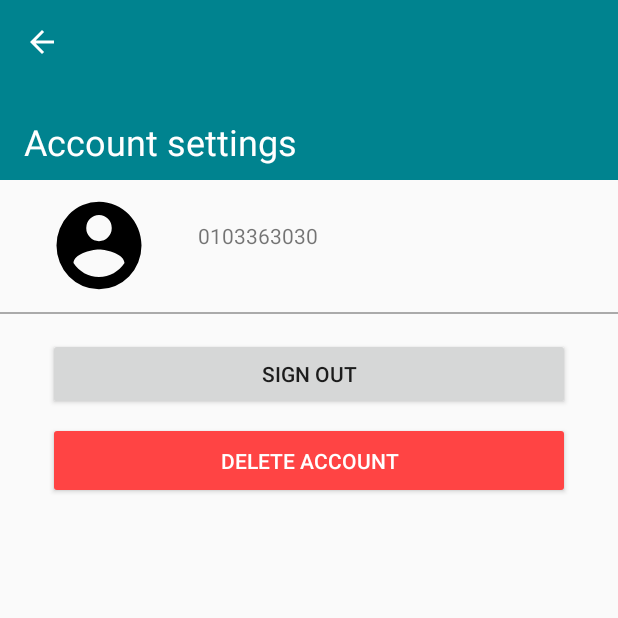
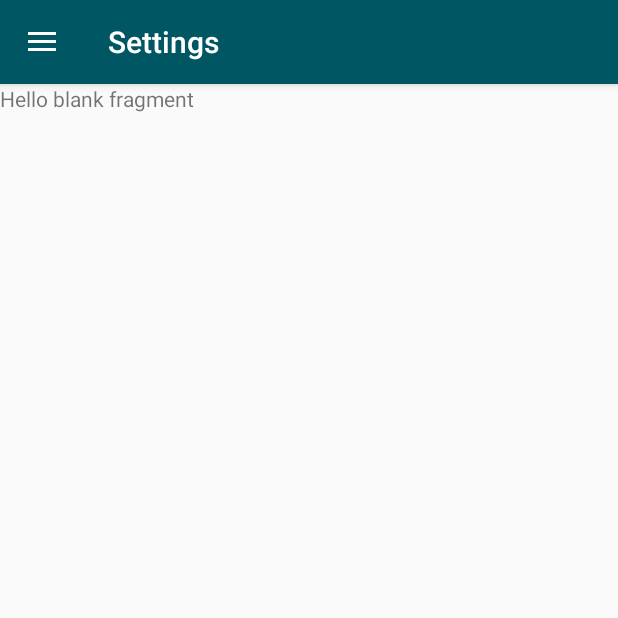
Before and after one commit to liongkj/JieWo, an Android app: the screen it shows after launch once a user with an empty profile is signed in (SettingsActivity before the commit, MainActivity after it), in the side drawer, after a tap on "Settings", on a phone screen of 412 x 824 dp, the top half of it. Run offline under Robolectric (Android 15) with nearby library versions, the phone set to English and light mode, and no system bars; our stand-ins replace Firebase (no records; nobody signed in at launch, a user with empty details on screens opened directly); libraries missing offline, so code that uses them is left out: com.firebase.ui.

Commit message:
fix navigation with activity and fragments

```diff
--- a/app/src/main/AndroidManifest.xml
+++ b/app/src/main/AndroidManifest.xml
@@ -35,11 +35,7 @@
 
         </activity>
         <activity
-            android:name=".SearchActivity"
-            android:label="@string/title_activity_search"
-            android:theme="@style/AppTheme.NoActionBar" />
-        <activity
-            android:name=".SettingsActivity"
+            android:name=".View.ui.SettingsActivity"
             android:label="@string/title_activity_settings"
             android:theme="@style/AppTheme.NoActionBar">
 
--- a/app/src/main/java/com/jiewo/kj/jiewo/Model/UserModel.java
+++ b/app/src/main/java/com/jiewo/kj/jiewo/Model/UserModel.java
@@ -26,8 +26,7 @@ public class UserModel implements Serializable{
     private String email;
     private Uri photoURI;
     private String number;
-    static FirebaseAuth auth = FirebaseAuth.getInstance();
-    static FirebaseUser firebaseUser = auth.getCurrentUser();
+    static FirebaseUser firebaseUser;
     private static UserModel User = null;
 
     private UserModel(String id, String name, String email, Uri photoURI) {
@@ -39,6 +38,8 @@ public class UserModel implements Serializable{
 
     public static UserModel getUser() {
         if (User==null) {
+            FirebaseAuth auth = FirebaseAuth.getInstance();
+            firebaseUser = auth.getCurrentUser();
             User = new UserModel(firebaseUser.getUid(), firebaseUser.getDisplayName(), firebaseUser.getEmail(), firebaseUser.getPhotoUrl());
         }
         return User;
--- /dev/null
+++ b/app/src/main/java/com/jiewo/kj/jiewo/View/ui/Fragments/ItemFragment.java
@@ -0,0 +1,22 @@
+package com.jiewo.kj.jiewo.View.ui.Fragments;
+
+import android.os.Bundle;
+import android.support.v4.app.Fragment;
+import android.view.LayoutInflater;
+import android.view.View;
+import android.view.ViewGroup;
+
+import com.jiewo.kj.jiewo.R;
+
+
+public class ItemFragment extends Fragment {
+
+
+    @Override
+    public View onCreateView(LayoutInflater inflater, ViewGroup container,
+                             Bundle savedInstanceState) {
+        // Inflate the layout for this fragment
+        return inflater.inflate(R.layout.fragment_item, container, false);
+    }
+
+}
--- /dev/null
+++ b/app/src/main/java/com/jiewo/kj/jiewo/View/ui/Fragments/MainFragment.java
@@ -0,0 +1,25 @@
+package com.jiewo.kj.jiewo.View.ui.Fragments;
+
+import android.os.Bundle;
+import android.support.v4.app.Fragment;
+import android.view.LayoutInflater;
+import android.view.View;
+import android.view.ViewGroup;
+
+import com.jiewo.kj.jiewo.R;
+
+public class MainFragment extends Fragment {
+
+
+    public MainFragment() {
+        // Required empty public constructor
+    }
+
+    @Override
+    public View onCreateView(LayoutInflater inflater, ViewGroup container,
+                             Bundle savedInstanceState) {
+        // Inflate the layout for this fragment
+        return inflater.inflate(R.layout.fragment_main, container, false);
+    }
+
+}
--- a/app/src/main/java/com/jiewo/kj/jiewo/View/ui/LoginActivity.java
+++ b/app/src/main/java/com/jiewo/kj/jiewo/View/ui/LoginActivity.java
@@ -34,6 +34,7 @@ public class LoginActivity extends AppCompatActivity {
 
         } else {
             // not signed in
+
             startActivityForResult(
                     AuthUI.getInstance()
                             .createSignInIntentBuilder()
@@ -53,6 +54,7 @@ public class LoginActivity extends AppCompatActivity {
 
             // Successfully signed in
             if (resultCode == RESULT_OK) {
+
                 startActivity(new Intent(getApplicationContext(), MainActivity.class));
                 finish();
                 return;
--- a/app/src/main/java/com/jiewo/kj/jiewo/View/ui/MainActivity.java
+++ b/app/src/main/java/com/jiewo/kj/jiewo/View/ui/MainActivity.java
@@ -1,17 +1,17 @@
 package com.jiewo.kj.jiewo.View.ui;
 
+
 import android.content.Intent;
-import android.net.Uri;
+import android.content.res.Configuration;
 import android.os.Bundle;
-import android.support.design.widget.FloatingActionButton;
 import android.support.design.widget.NavigationView;
-import android.support.design.widget.Snackbar;
+import android.support.v4.app.Fragment;
+import android.support.v4.app.FragmentManager;
 import android.support.v4.view.GravityCompat;
 import android.support.v4.widget.DrawerLayout;
 import android.support.v7.app.ActionBarDrawerToggle;
 import android.support.v7.app.AppCompatActivity;
 import android.support.v7.widget.Toolbar;
-import android.view.Menu;
 import android.view.MenuItem;
 import android.view.View;
 import android.widget.ImageView;
@@ -19,57 +19,131 @@ import android.widget.TextView;
 
 import com.jiewo.kj.jiewo.Model.UserModel;
 import com.jiewo.kj.jiewo.R;
-import com.jiewo.kj.jiewo.SettingsActivity;
+import com.jiewo.kj.jiewo.View.ui.Fragments.ItemFragment;
+import com.jiewo.kj.jiewo.View.ui.Fragments.MainFragment;
 
 
-public class MainActivity extends AppCompatActivity
-        implements NavigationView.OnNavigationItemSelectedListener {
+public class MainActivity extends AppCompatActivity {
 
-    private FloatingActionButton fab;
+
     NavigationView navigationView;
     View headerView;
     TextView txtUsername;
     TextView txtRating;
     ImageView imageView;
-    Uri uri;
-    String username;
-    Double rating;
     UserModel user = UserModel.getUser();
+    private DrawerLayout mDrawer;
+    private Toolbar toolbar;
+    private NavigationView nvDrawer;
+    private ActionBarDrawerToggle drawerToggle;
+
 
     @Override
     protected void onCreate(Bundle savedInstanceState) {
         super.onCreate(savedInstanceState);
         setContentView(R.layout.activity_main);
-        Toolbar toolbar = (Toolbar) findViewById(R.id.toolbar);
+
+        toolbar = (Toolbar) findViewById(R.id.toolbar);
         setSupportActionBar(toolbar);
-        DrawerLayout drawer = (DrawerLayout) findViewById(R.id.drawer_layout);
-        ActionBarDrawerToggle toggle = new ActionBarDrawerToggle(
-                this, drawer, toolbar, R.string.navigation_drawer_open, R.string.navigation_drawer_close);
-        drawer.addDrawerListener(toggle);
-        toggle.syncState();
 
-        NavigationView navigationView = (NavigationView) findViewById(R.id.nav_view);
-        navigationView.setNavigationItemSelectedListener(this);
+        mDrawer = (DrawerLayout) findViewById(R.id.drawer_layout);
+        drawerToggle = setupDrawerToggle();
 
-        FloatingActionButton fab = (FloatingActionButton) findViewById(R.id.fab);
-        fab.setOnClickListener(new View.OnClickListener() {
-            @Override
-            public void onClick(View view) {
-                Snackbar.make(view, "Replace with your own action", Snackbar.LENGTH_LONG)
-                        .setAction("Action", null).show();
-            }
-        });
+        // Tie DrawerLayout events to the ActionBarToggle
+        mDrawer.addDrawerListener(drawerToggle);
+
+        // Find our drawer view
+        nvDrawer = (NavigationView) findViewById(R.id.nav_view);
+        // Setup drawer view
+        setupDrawerContent(nvDrawer);
 
         navigationView = findViewById(R.id.nav_view);
         headerView = navigationView.getHeaderView(0);
 
         txtUsername = headerView.findViewById(R.id.txt_user);
-        txtRating = headerView.findViewById(R.id.txt_rating);;
-        imageView = headerView.findViewById(R.id.imageView);;
+        txtRating = headerView.findViewById(R.id.txt_rating);
+        imageView = headerView.findViewById(R.id.imageView);
 
         txtUsername.setText(user.getName());
         user.setProfilePic(imageView);
         //rating
+
+
+
+        if (findViewById(R.id.fragment_placeholder) != null) {
+
+            // However, if we're being restored from a previous state,
+            // then we don't need to do anything and should return or else
+            // we could end up with overlapping fragments.
+            if (savedInstanceState != null) {
+                return;
+            }
+
+            // Create a new Fragment to be placed in the activity layout
+            MainFragment firstFragment = new MainFragment();
+
+            // In case this activity was started with special instructions from an
+            // Intent, pass the Intent's extras to the fragment as arguments
+            firstFragment.setArguments(getIntent().getExtras());
+
+            // Add the fragment to the 'fragment_container' FrameLayout
+            getSupportFragmentManager().beginTransaction()
+                    .add(R.id.fragment_placeholder, firstFragment).commit();
+        }
+
+    }
+
+    private ActionBarDrawerToggle setupDrawerToggle() {
+        // NOTE: Make sure you pass in a valid toolbar reference.  ActionBarDrawToggle() does not require it
+        // and will not render the hamburger icon without it.
+        return new ActionBarDrawerToggle(this, mDrawer, toolbar,R.string.drawer_open,  R.string.drawer_close);
+    }
+
+    private void setupDrawerContent(NavigationView navigationView) {
+        navigationView.setNavigationItemSelectedListener(
+                new NavigationView.OnNavigationItemSelectedListener() {
+                    @Override
+                    public boolean onNavigationItemSelected(MenuItem menuItem) {
+                        selectDrawerItem(menuItem);
+                        return true;
+                    }
+                });
+    }
+
+    public void selectDrawerItem(MenuItem menuItem) {
+        // Create a new fragment and specify the fragment to show based on nav item clicked
+        Fragment fragment = null;
+        Class fragmentClass;
+        switch(menuItem.getItemId()) {
+            case R.id.nav_home:
+                fragmentClass = MainFragment.class;
+                break;
+            case R.id.nav_category:
+                fragmentClass = ItemFragment.class;
+                break;
+            case R.id.nav_state:
+                fragmentClass = MainFragment.class;
+                break;
+            default:
+                fragmentClass = ItemFragment.class;
+        }
+
+        try {
+            fragment = (Fragment) fragmentClass.newInstance();
+        } catch (Exception e) {
+            e.printStackTrace();
+        }
+
+        // Insert the fragment by replacing any existing fragment
+        FragmentManager fragmentManager = getSupportFragmentManager();
+        fragmentManager.beginTransaction().replace(R.id.fragment_placeholder, fragment).commit();
+
+        // Highlight the selected item has been done by NavigationView
+        menuItem.setChecked(true);
+        // Set action bar title
+        setTitle(menuItem.getTitle());
+        // Close the navigation drawer
+        mDrawer.closeDrawers();
     }
 
     @Override
@@ -83,54 +157,36 @@ public class MainActivity extends AppCompatActivity
     }
 
     @Override
-    public boolean onCreateOptionsMenu(Menu menu) {
-        // Inflate the menu; this adds items to the action bar if it is present.
-        getMenuInflater().inflate(R.menu.main, menu);
-        return true;
+    public boolean onOptionsItemSelected(MenuItem item) {
+        switch (item.getItemId()) {
+
+            case R.id.nav_settings:
+                Intent intent = new Intent(MainActivity.this, SettingsActivity.class);
+                intent.putExtra("frag", "fragmentB");
+                startActivity(intent);
+                return true;
+            default:
+                return super.onOptionsItemSelected(item);
+        }
+
+//        if (drawerToggle.onOptionsItemSelected(item)) {
+//            return true;
+//        }
+//        return super.onOptionsItemSelected(item);
     }
 
     @Override
-    public boolean onOptionsItemSelected(MenuItem item) {
-        // Handle action bar item clicks here. The action bar will
-        // automatically handle clicks on the Home/Up button, so long
-        // as you specify a parent activity in AndroidManifest.xml.
-        int id = item.getItemId();
-
-        //noinspection SimplifiableIfStatement
-//        if (id == R.id.action_logout) {
-//            return true;
-//        }
-
-        return super.onOptionsItemSelected(item);
+    protected void onPostCreate(Bundle savedInstanceState) {
+        super.onPostCreate(savedInstanceState);
+        // Sync the toggle state after onRestoreInstanceState has occurred.
+        drawerToggle.syncState();
     }
 
-    @SuppressWarnings("StatementWithEmptyBody")
     @Override
-    public boolean onNavigationItemSelected(MenuItem item) {
-        // Handle navigation view item clicks here.
-        int id = item.getItemId();
+    public void onConfigurationChanged(Configuration newConfig) {
+        super.onConfigurationChanged(newConfig);
+        // Pass any configuration change to the drawer toggles
+        drawerToggle.onConfigurationChanged(newConfig);
+    }
 
-        //Home:Trending search, best items
-        //Category: Search by category
-        //whats nearby; filter by state / geolocation
-        //my items: sell / buy pickup point
-
-        Intent intent = null;
-        if (id == R.id.nav_home) {
-            intent = new Intent(this,MainActivity.class);
-        }  else if (id == R.id.nav_state) {
-
-        } else if (id == R.id.nav_items) {
-
-        } else if (id == R.id.nav_category) {
-
-        } else if (id == R.id.nav_settings) {
-            intent = new Intent(this, SettingsActivity.class);
-        }
-
-        startActivity(intent);
-        DrawerLayout drawer = (DrawerLayout) findViewById(R.id.drawer_layout);
-        drawer.closeDrawer(GravityCompat.START);
-        return true;
-    }
 }
--- a/app/src/main/res/layout/activity_settings.xml
+++ b/app/src/main/res/layout/activity_settings.xml
@@ -5,7 +5,7 @@
     android:layout_width="match_parent"
     android:layout_height="match_parent"
     android:fitsSystemWindows="true"
-    tools:context="com.jiewo.kj.jiewo.SettingsActivity">
+    tools:context="com.jiewo.kj.jiewo.View.ui.SettingsActivity">
 
     <android.support.design.widget.AppBarLayout
         android:id="@+id/app_bar"
@@ -33,7 +33,7 @@
         </android.support.design.widget.CollapsingToolbarLayout>
     </android.support.design.widget.AppBarLayout>
 
-    <include layout="@layout/content_settings" />
+    <include layout="@layout/activity_settings_content" />
 
 
 </android.support.design.widget.CoordinatorLayout>
--- a/app/src/main/res/layout/content_settings.xml
+++ b/app/src/main/res/layout/activity_settings_content.xml
@@ -8,15 +8,13 @@
     android:layout_width="match_parent"
     android:layout_height="match_parent"
     app:layout_behavior="@string/appbar_scrolling_view_behavior"
-    tools:context="com.jiewo.kj.jiewo.SettingsActivity"
+    tools:context="com.jiewo.kj.jiewo.View.ui.SettingsActivity"
     tools:showIn="@layout/activity_settings">
 
     <android.support.v7.widget.LinearLayoutCompat
         android:layout_width="match_parent"
         android:layout_height="match_parent"
-
         android:orientation="vertical"
-
         >
 
         <LinearLayout
--- a/app/src/main/res/layout/content_main.xml
+++ b/app/src/main/res/layout/content_main.xml
@@ -11,7 +11,7 @@
 
     <!-- Note : This is the container Frame Layout for all the fragmetns-->
     <FrameLayout
-        android:id="@+id/your_placeholder"
+        android:id="@+id/fragment_placeholder"
         android:layout_width="match_parent"
         android:layout_height="match_parent">
     </FrameLayout>
--- /dev/null
+++ b/app/src/main/res/layout/fragment_item.xml
@@ -0,0 +1,13 @@
+<FrameLayout xmlns:android="http://schemas.android.com/apk/res/android"
+    xmlns:tools="http://schemas.android.com/tools"
+    android:layout_width="match_parent"
+    android:layout_height="match_parent"
+    tools:context="com.jiewo.kj.jiewo.View.ui.Fragments.ItemFragment">
+
+    <!-- TODO: Update blank fragment layout -->
+    <TextView
+        android:layout_width="match_parent"
+        android:layout_height="match_parent"
+        android:text="@string/hello_blank_fragment" />
+
+</FrameLayout>
--- a/app/src/main/res/values/strings.xml
+++ b/app/src/main/res/values/strings.xml
@@ -2,7 +2,8 @@
     <string name="app_name">JieWo</string>
     <string name="title_activity_maps">Map</string>
     <string name="title_activity_login">Sign in</string>
-
+    <string name="drawer_open">Open navigation drawer</string>
+    <string name="drawer_close">Close navigation drawer</string>
     <!-- Strings related to login -->
     <string name="prompt_email">Email</string>
     <string name="prompt_password">Password (optional)</string>
@@ -121,4 +122,7 @@
         "when a user tries to pick up one of cards.\n\n"
     </string>
     <string name="action_settings">Settings</string>
+
+    <!-- TODO: Remove or change this placeholder text -->
+    <string name="hello_blank_fragment">Hello blank fragment</string>
 </resources>
--- a/app/src/main/res/values/styles.xml
+++ b/app/src/main/res/values/styles.xml
@@ -6,6 +6,7 @@
         <item name="colorPrimary">@color/colorPrimary</item>
         <item name="colorPrimaryDark">@color/colorPrimaryDark</item>
         <item name="colorAccent">@color/colorAccent</item>
+        <item name="android:windowTranslucentStatus">true</item>
     </style>
 
     <style name="AppTheme.NoActionBar">
```
Also changed, not shown: app/src/main/java/com/jiewo/kj/jiewo/SearchActivity.java (deleted, +0 -29 lines), app/src/main/java/com/jiewo/kj/jiewo/View/ui/Fragments/FragmentFactory.java (added, +43 -0 lines), app/src/main/java/com/jiewo/kj/jiewo/View/ui/SettingsActivity.java (renamed from app/src/main/java/com/jiewo/kj/jiewo/SettingsActivity.java, +19 -2 lines), app/src/main/res/layout/activity_search.xml (deleted, +0 -33 lines), app/src/main/res/layout/app_bar_main.xml (+16 -15 lines), app/src/main/res/layout/content_search.xml (deleted, +0 -11 lines), app/src/main/res/layout/fragment_main.xml (added, +14 -0 lines).
